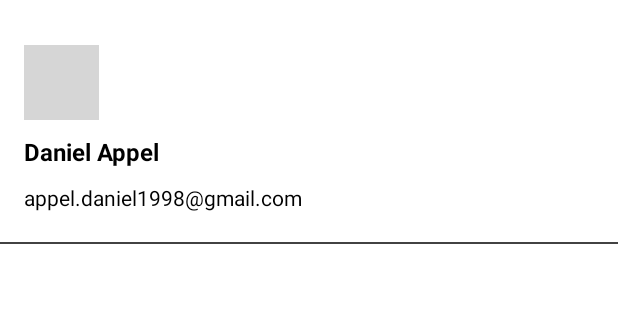
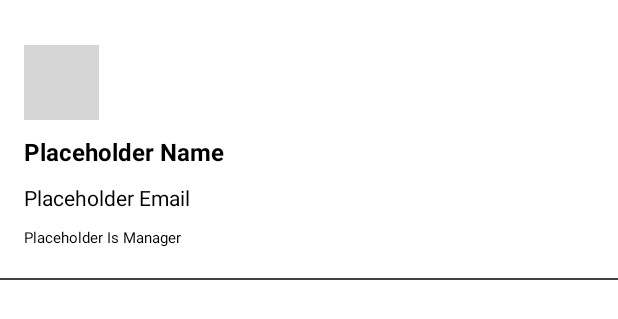
Before and after one commit to appeldaniel1998/ABM, an Android app: the layout utils_navigation_drawer_header.xml on its own in the app's theme, with its tools: preview values and no code run, on a phone screen of 412 x 824 dp. Shown: the top 319 px of the screen. Run offline under Robolectric (Android 15) with nearby library versions, the phone set to English and light mode, and no system bars; grey boxes are pictures that could not be loaded.

Commit message:
Added sign out functionality + dynamic header

```diff
--- a/app/src/main/res/layout/utils_navigation_drawer_header.xml
+++ b/app/src/main/res/layout/utils_navigation_drawer_header.xml
@@ -4,7 +4,7 @@
     android:layout_height="match_parent">
 
     <ImageView
-        android:id="@+id/profile_image"
+        android:id="@+id/profileImageMenuHeader"
         android:layout_width="50dp"
         android:layout_height="50dp"
         android:layout_marginLeft="16dp"
@@ -15,35 +15,45 @@
     <!--        app:civ_border_color="#FF000000"-->
 
 
-    <!-- TODO: change text dynamically -->
     <TextView
-        android:id="@+id/name"
+        android:id="@+id/nameMenuHeader"
         android:layout_width="wrap_content"
         android:layout_height="wrap_content"
-        android:layout_below="@id/profile_image"
+        android:layout_below="@id/profileImageMenuHeader"
         android:layout_marginStart="16dp"
         android:layout_marginTop="10dp"
-        android:text="Daniel Appel"
+        android:text="Placeholder Name"
         android:textColor="@color/black"
         android:textSize="16sp"
         android:textStyle="bold" />
 
-    <!-- TODO: change text dynamically -->
     <TextView
-        android:id="@+id/username"
+        android:id="@+id/emailMenuHeader"
         android:layout_width="wrap_content"
         android:layout_height="wrap_content"
-        android:layout_below="@id/name"
+        android:layout_below="@id/nameMenuHeader"
         android:layout_marginStart="16dp"
         android:layout_marginTop="10dp"
-        android:text="appel.daniel1998@gmail.com"
+        android:text="Placeholder Email"
         android:textColor="@color/black"
         android:textSize="14sp" />
+
+    <TextView
+        android:id="@+id/isManagerMenuHeader"
+        android:layout_width="wrap_content"
+        android:layout_height="wrap_content"
+        android:layout_below="@id/emailMenuHeader"
+        android:layout_marginStart="16dp"
+        android:layout_marginTop="10dp"
+        android:text="Placeholder Is Manager"
+        android:textColor="@color/black"
+        android:textSize="10sp" />
+
 
     <View
         android:id="@+id/view"
         style="@style/line"
         android:layout_width="match_parent"
-        android:layout_below="@id/username" />
+        android:layout_below="@id/isManagerMenuHeader" />
 
 </RelativeLayout>
```
Also changed, not shown: app/src/main/java/com/example/abm/BaseActivity.java (+50 -1 lines).
